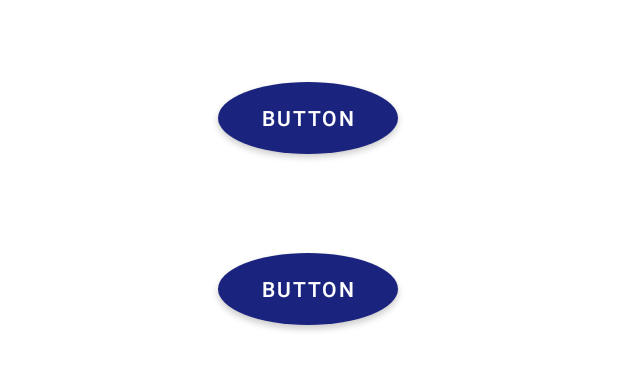
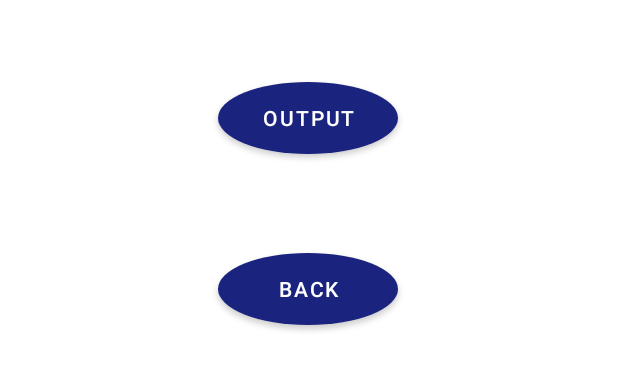
Before and after one commit to zutilda/SQLandAndroid, an Android app: the layout activity_output.xml on its own in the app's theme, with its tools: preview values and no code run, on a phone screen of 412 x 824 dp. Shown: the part 710-1080 px from the top of the screen. Run offline under Robolectric (Android 15) with nearby library versions, the phone set to English and light mode, and no system bars.

```diff
--- a/app/src/main/res/layout/activity_main.xml
+++ b/app/src/main/res/layout/activity_main.xml
@@ -47,7 +47,7 @@
         android:layout_height="48dp"
         android:layout_marginTop="96dp"
         android:background="@drawable/style_for_button"
-        android:text="Button"
+        android:text="Add"
         app:layout_constraintEnd_toEndOf="parent"
         app:layout_constraintHorizontal_bias="0.498"
         app:layout_constraintStart_toStartOf="parent"
@@ -60,7 +60,7 @@
         android:layout_marginTop="8dp"
         android:layout_marginBottom="8dp"
         android:background="@drawable/style_for_button"
-        android:text="Button"
+        android:text="Back"
         app:layout_constraintBottom_toBottomOf="parent"
         app:layout_constraintEnd_toEndOf="parent"
         app:layout_constraintHorizontal_bias="0.498"
--- a/app/src/main/res/layout/activity_output.xml
+++ b/app/src/main/res/layout/activity_output.xml
@@ -6,7 +6,7 @@
     android:layout_height="match_parent">
 
     <TableLayout
-        android:id="@+id/tableLayout"
+        android:id="@+id/tableOutput"
         android:layout_width="416dp"
         android:layout_height="500dp"
         app:layout_constraintEnd_toEndOf="parent"
@@ -40,11 +40,11 @@
         android:layout_height="48dp"
         android:layout_marginTop="28dp"
         android:background="@drawable/style_for_button"
-        android:text="Button"
+        android:text="Output"
         app:layout_constraintEnd_toEndOf="parent"
         app:layout_constraintHorizontal_bias="0.498"
         app:layout_constraintStart_toStartOf="parent"
-        app:layout_constraintTop_toBottomOf="@+id/tableLayout" />
+        app:layout_constraintTop_toBottomOf="@+id/tableOutput" />
 
     <Button
         android:id="@+id/buttonBackPage"
@@ -53,7 +53,7 @@
         android:layout_marginTop="8dp"
         android:layout_marginBottom="8dp"
         android:background="@drawable/style_for_button"
-        android:text="Button"
+        android:text="Back"
         app:layout_constraintBottom_toBottomOf="parent"
         app:layout_constraintEnd_toEndOf="parent"
         app:layout_constraintHorizontal_bias="0.498"
```
